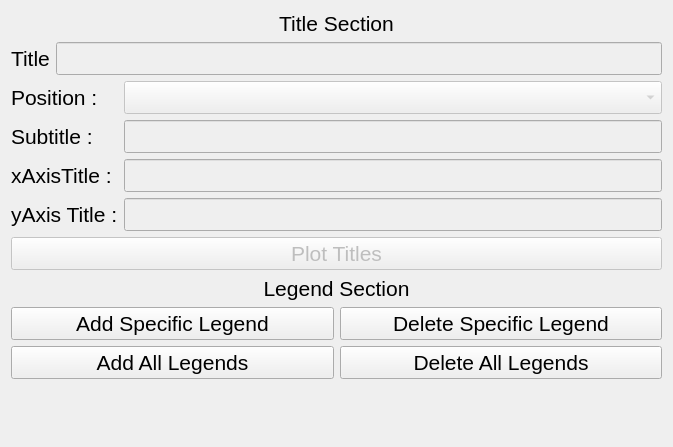
Above: View/TitleWindow.ui from BETRU21/GraphicGenerator before the change. Below: the same form after it.
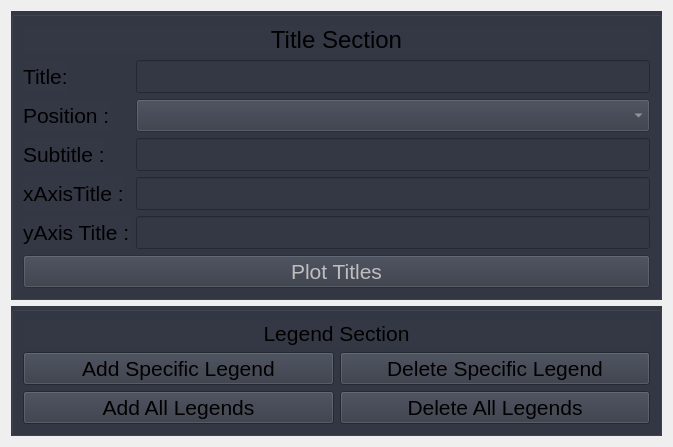
That is the form after the change.

Patch:
```diff
--- a/View/TitleWindow.ui
+++ b/View/TitleWindow.ui
@@ -15,51 +15,12 @@
   </property>
   <layout class="QVBoxLayout" name="verticalLayout">
    <item>
-    <widget class="QLabel" name="label_7">
-     <property name="font">
-      <font>
-       <pointsize>16</pointsize>
-      </font>
+    <widget class="QGroupBox" name="">
+     <property name="styleSheet">
+      <string notr="true">background-color: rgb(51, 56, 68);</string>
      </property>
-     <property name="text">
-      <string>Title Section</string>
-     </property>
-     <property name="alignment">
-      <set>Qt::AlignCenter</set>
-     </property>
-    </widget>
-   </item>
-   <item>
-    <layout class="QHBoxLayout" name="horizontalLayout">
-     <item>
-      <widget class="QLabel" name="label">
-       <property name="font">
-        <font>
-         <pointsize>16</pointsize>
-        </font>
-       </property>
-       <property name="text">
-        <string>Title</string>
-       </property>
-      </widget>
-     </item>
-     <item>
-      <widget class="QLineEdit" name="le_title">
-       <property name="enabled">
-        <bool>false</bool>
-       </property>
-       <property name="font">
-        <font>
-         <pointsize>16</pointsize>
-        </font>
-       </property>
-      </widget>
-     </item>
-    </layout>
-   </item>
-   <item>
     <layout class="QFormLayout" name="formLayout_2">
-     <item row="0" column="0">
+      <item row="2" column="0">
       <widget class="QLabel" name="label_2">
        <property name="font">
         <font>
@@ -71,7 +32,7 @@
        </property>
       </widget>
      </item>
-     <item row="0" column="1">
+      <item row="2" column="1">
       <widget class="QComboBox" name="cmb_pos">
        <property name="enabled">
         <bool>false</bool>
@@ -83,7 +44,7 @@
        </property>
       </widget>
      </item>
-     <item row="1" column="0">
+      <item row="3" column="0">
       <widget class="QLabel" name="label_3">
        <property name="font">
         <font>
@@ -95,7 +56,7 @@
        </property>
       </widget>
      </item>
-     <item row="1" column="1">
+      <item row="3" column="1">
       <widget class="QLineEdit" name="le_subtitle">
        <property name="enabled">
         <bool>false</bool>
@@ -107,7 +68,7 @@
        </property>
       </widget>
      </item>
-     <item row="2" column="0">
+      <item row="4" column="0">
       <widget class="QLabel" name="label_5">
        <property name="font">
         <font>
@@ -119,7 +80,7 @@
        </property>
       </widget>
      </item>
-     <item row="2" column="1">
+      <item row="4" column="1">
       <widget class="QLineEdit" name="le_xAxis">
        <property name="enabled">
         <bool>false</bool>
@@ -131,7 +92,7 @@
        </property>
       </widget>
      </item>
-     <item row="3" column="0">
+      <item row="5" column="0">
       <widget class="QLabel" name="label_6">
        <property name="font">
         <font>
@@ -143,7 +104,7 @@
        </property>
       </widget>
      </item>
-     <item row="3" column="1">
+      <item row="5" column="1">
       <widget class="QLineEdit" name="le_yAxis">
        <property name="enabled">
         <bool>false</bool>
@@ -155,7 +116,7 @@
        </property>
       </widget>
      </item>
-     <item row="4" column="0" colspan="2">
+      <item row="6" column="0" colspan="2">
       <widget class="QPushButton" name="pb_plot">
        <property name="enabled">
         <bool>false</bool>
@@ -170,9 +131,56 @@
        </property>
       </widget>
      </item>
-    </layout>
+      <item row="1" column="0">
+       <widget class="QLabel" name="label">
+        <property name="font">
+         <font>
+          <pointsize>16</pointsize>
+         </font>
+        </property>
+        <property name="text">
+         <string>Title:</string>
+        </property>
+        <property name="alignment">
+         <set>Qt::AlignLeading|Qt::AlignLeft|Qt::AlignVCenter</set>
+        </property>
+       </widget>
+      </item>
+      <item row="1" column="1">
+       <widget class="QLineEdit" name="le_title">
+        <property name="enabled">
+         <bool>false</bool>
+        </property>
+        <property name="font">
+         <font>
+          <pointsize>16</pointsize>
+         </font>
+        </property>
+       </widget>
+      </item>
+      <item row="0" column="0" colspan="2">
+       <widget class="QLabel" name="label_7">
+        <property name="font">
+         <font>
+          <pointsize>18</pointsize>
+         </font>
+        </property>
+        <property name="text">
+         <string>Title Section</string>
+        </property>
+        <property name="alignment">
+         <set>Qt::AlignCenter</set>
+        </property>
+       </widget>
+      </item>
+     </layout>
+    </widget>
    </item>
    <item>
+    <widget class="QGroupBox" name="">
+     <property name="styleSheet">
+      <string notr="true">background-color: rgb(51, 56, 68);</string>
+     </property>
     <layout class="QVBoxLayout" name="verticalLayout_3">
      <item>
       <widget class="QLabel" name="label_4">
@@ -246,6 +254,7 @@
       </layout>
      </item>
     </layout>
+    </widget>
    </item>
    <item>
     <spacer name="verticalSpacer">
```
Lines whose indentation alone changed are shown as unchanged.
